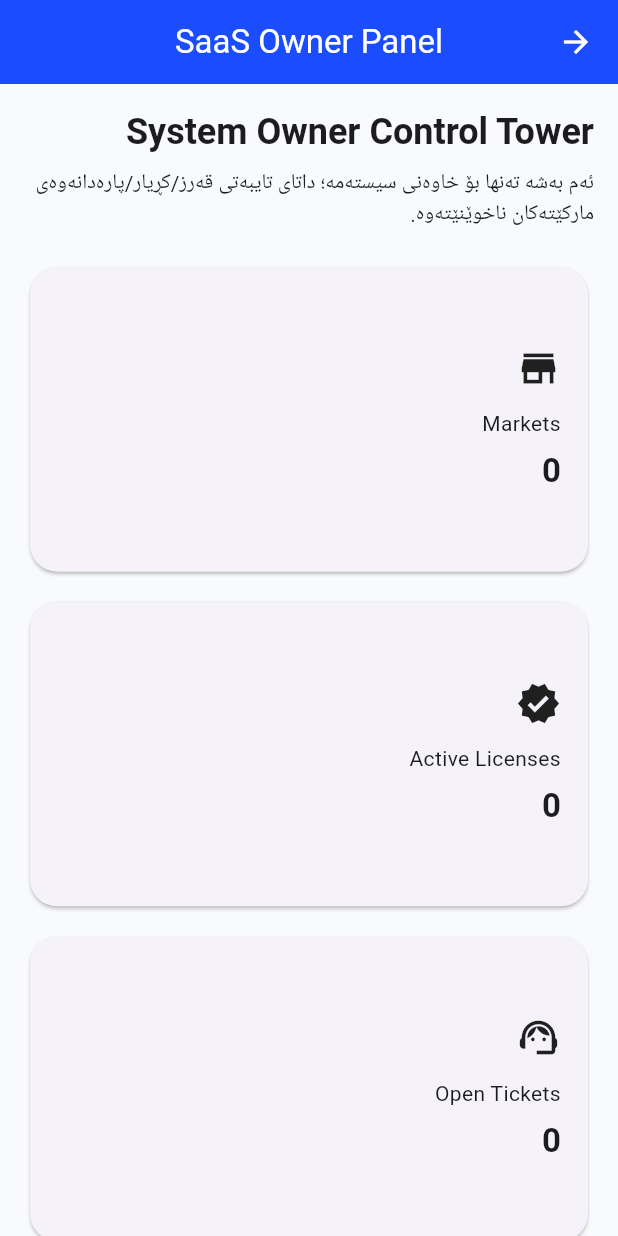
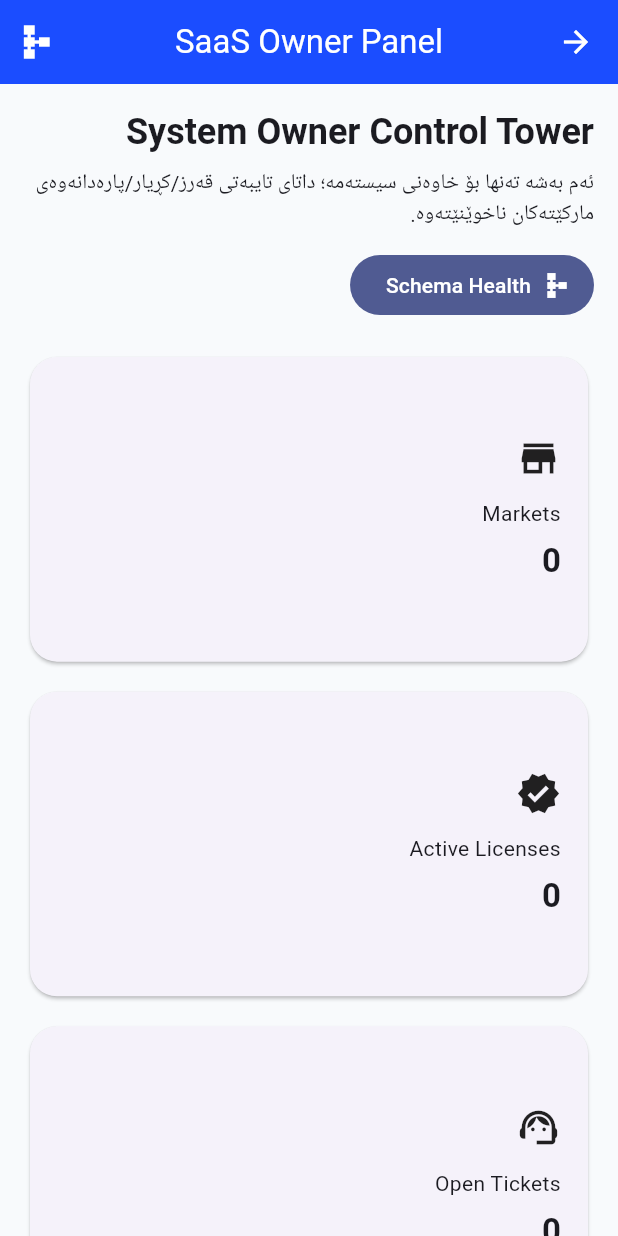
Before and after one commit to arambarzani07/ZhiroxAi33, a Flutter app: the OwnerPanelScreen screen opened directly, on a phone screen of 412 x 824 dp. Run offline on Flutter 3.47's test engine with Material 3 defaults, Android fonts, the phone set to English and light mode, and no system bars; our stand-ins replace pocketbase, qr_flutter; accounts and stored records are empty; network calls fail; Roboto replaces fonts that are missing (NotoKufiArabic).

Commit message:
Link owner panel to schema health

```diff
--- a/lib/screens/owner/owner_panel_screen.dart
+++ b/lib/screens/owner/owner_panel_screen.dart
@@ -3,6 +3,7 @@ import 'package:flutter/material.dart';
 import '../../core/widgets/responsive_dashboard_grid.dart';
 import '../../core/widgets/zhirox_page_container.dart';
 import '../../services/owner_service.dart';
+import 'schema_health_screen.dart';
 
 class OwnerPanelScreen extends StatefulWidget {
   const OwnerPanelScreen({super.key});
@@ -30,6 +31,12 @@ class _OwnerPanelScreenState extends State<OwnerPanelScreen> {
     await _snapshotFuture;
   }
 
+  void _openSchemaHealth() {
+    Navigator.of(context).push(
+      MaterialPageRoute(builder: (_) => const SchemaHealthScreen()),
+    );
+  }
+
   String _dateText(DateTime? date) {
     if (date == null) return '-';
     return '${date.year}/${date.month.toString().padLeft(2, '0')}/${date.day.toString().padLeft(2, '0')}';
@@ -38,7 +45,16 @@ class _OwnerPanelScreenState extends State<OwnerPanelScreen> {
   @override
   Widget build(BuildContext context) {
     return Scaffold(
-      appBar: AppBar(title: const Text('SaaS Owner Panel')),
+      appBar: AppBar(
+        title: const Text('SaaS Owner Panel'),
+        actions: [
+          IconButton(
+            tooltip: 'Schema Health',
+            onPressed: _openSchemaHealth,
+            icon: const Icon(Icons.schema),
+          ),
+        ],
+      ),
       body: RefreshIndicator(
         onRefresh: _refresh,
         child: FutureBuilder<OwnerPanelSnapshot>(
@@ -65,12 +81,33 @@ class _OwnerPanelScreenState extends State<OwnerPanelScreen> {
                   child: Column(
                     crossAxisAlignment: CrossAxisAlignment.stretch,
                     children: [
-                      Text(
-                        'System Owner Control Tower',
-                        style: Theme.of(context).textTheme.headlineSmall?.copyWith(fontWeight: FontWeight.bold),
+                      Wrap(
+                        spacing: 12,
+                        runSpacing: 12,
+                        alignment: WrapAlignment.spaceBetween,
+                        crossAxisAlignment: WrapCrossAlignment.center,
+                        children: [
+                          ConstrainedBox(
+                            constraints: const BoxConstraints(maxWidth: 700),
+                            child: Column(
+                              crossAxisAlignment: CrossAxisAlignment.start,
+                              children: [
+                                Text(
+                                  'System Owner Control Tower',
+                                  style: Theme.of(context).textTheme.headlineSmall?.copyWith(fontWeight: FontWeight.bold),
+                                ),
+                                const SizedBox(height: 8),
+                                const Text('ئەم بەشە تەنها بۆ خاوەنی سیستەمە؛ داتای تایبەتی قەرز/کڕیار/پارەدانەوەی مارکێتەکان ناخوێنێتەوە.'),
+                              ],
+                            ),
+                          ),
+                          FilledButton.icon(
+                            onPressed: _openSchemaHealth,
+                            icon: const Icon(Icons.schema),
+                            label: const Text('Schema Health'),
+                          ),
+                        ],
                       ),
-                      const SizedBox(height: 8),
-                      const Text('ئەم بەشە تەنها بۆ خاوەنی سیستەمە؛ داتای تایبەتی قەرز/کڕیار/پارەدانەوەی مارکێتەکان ناخوێنێتەوە.'),
                       const SizedBox(height: 20),
                       ResponsiveDashboardGrid(
                         children: [
```
